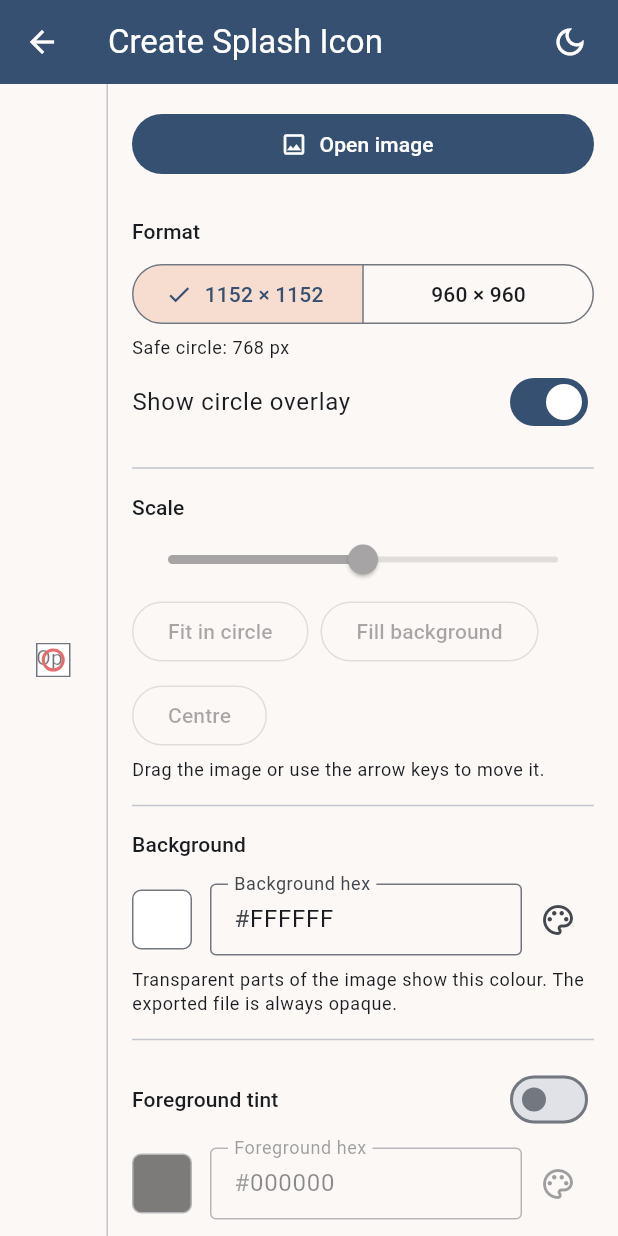
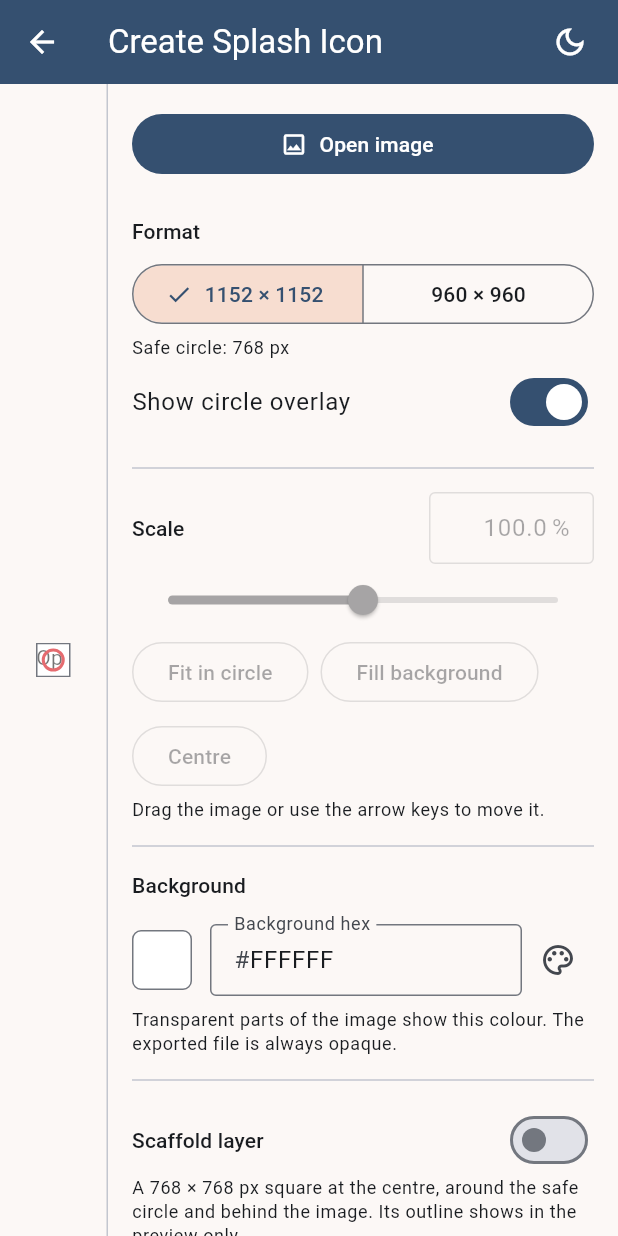
Before and after one commit to shibi/flutter_splash_gen_tool, a Flutter app: the screen it shows after launch, after a tap on "Create Splash Icon", on a phone screen of 412 x 824 dp. Run offline on Flutter 3.47's test engine with Material 3 defaults, Android fonts, the phone set to English and light mode, and no system bars; our stand-ins replace shared_preferences; missing offline and left inert: file_selector, flex_color_picker.

Commit message:
Scaffold layer, editable scale and copyright line
Start page: replace the centred developer credit with '©shibin.pr' in
the bottom right corner.

Editor: the scale percentage next to the slider is now an editable
field, kept within the slider limits.

Splash icons: optional scaffold layer, off by default. A fixed square
the size of the safe circle (768 or 640 px), centred, drawn between the
background and the image in the export. It can be transparent or any
opaque colour (picker or hex); the preview outlines its edge, and the
outline is never exported.

Co-Authored-By: Claude Opus 5.5 (1M context) <noreply@anthropic.com>
Claude-Session: https://claude.ai/code/session_01TNSTna5bkdABAmvBzjYaYY

```diff
--- a/lib/models/canvas_format.dart
+++ b/lib/models/canvas_format.dart
@@ -7,6 +7,7 @@ enum CanvasFormat {
     width: 1152,
     height: 1152,
     circleDiameter: 768,
+    scaffoldSize: 768,
     label: '1152 × 1152',
     fileName: 'splash_1152',
   ),
@@ -16,6 +17,7 @@ enum CanvasFormat {
     width: 960,
     height: 960,
     circleDiameter: 640,
+    scaffoldSize: 640,
     label: '960 × 960',
     fileName: 'splash_960',
   ),
@@ -54,6 +56,7 @@ enum CanvasFormat {
     this.allowsTransparentBackground = false,
     this.defaultMargins,
     this.squareGuide,
+    this.scaffoldSize,
   });
 
   static const splashFormats = [splashLarge, splashSmall];
@@ -84,6 +87,11 @@ enum CanvasFormat {
   /// Side of the centred rounded-square guide, or null for none. The circle
   /// guide, when there is one, sits inside it.
   final int? squareGuide;
+
+  /// Side of the optional centred scaffold square drawn between the
+  /// background and the image, or null when the format has no scaffold.
+  /// It encloses the safe circle exactly.
+  final int? scaffoldSize;
 
   /// Corner radius of [squareGuide], in output pixels.
   static const squareGuideRadius = 4.0;
--- a/lib/models/editor_state.dart
+++ b/lib/models/editor_state.dart
@@ -32,6 +32,9 @@ class EditorState extends ChangeNotifier {
   bool _showOverlay = true;
   bool _tintEnabled = false;
   Color _tintColor = const Color(0xFF000000);
+  bool _scaffoldEnabled = false;
+  bool _scaffoldTransparent = false;
+  Color _scaffoldColor = const Color(0xFFEAAC8B);
 
   CanvasFormat get format => _format;
   img.Image? get image => _image;
@@ -47,6 +50,27 @@ class EditorState extends ChangeNotifier {
   bool get showOverlay => _showOverlay;
   bool get tintEnabled => _tintEnabled;
   Color get tintColor => _tintColor;
+
+  /// Whether the format offers a scaffold layer at all.
+  bool get hasScaffold => _format.scaffoldSize != null;
+
+  /// True only when the user turned it on and the format has one.
+  bool get scaffoldEnabled => _scaffoldEnabled && hasScaffold;
+  bool get scaffoldTransparent => _scaffoldTransparent;
+  Color get scaffoldColor => _scaffoldColor;
+
+  /// The scaffold square in output pixels, centred on the canvas, or null
+  /// when it is off.
+  Rect? get scaffoldRect {
+    final size = _format.scaffoldSize;
+    if (!scaffoldEnabled || size == null) return null;
+    return Rect.fromCenter(
+      center: Offset(_format.width / 2, _format.height / 2),
+      width: size.toDouble(),
+      height: size.toDouble(),
+    );
+  }
+
   bool get hasImage => _image != null;
 
   /// Margins of the rectangle guide, or null when the format has none.
@@ -192,10 +216,32 @@ class EditorState extends ChangeNotifier {
     transparentBackground: transparentBackground,
     type: type,
     tintArgb: _tintEnabled ? _tintColor.toARGB32() : null,
+    // A transparent scaffold only shows its outline in the preview.
+    scaffoldArgb: scaffoldEnabled && !_scaffoldTransparent
+        ? _scaffoldColor.toARGB32()
+        : null,
   );
 
   void setTransparentBackground(bool transparent) {
     _transparentBackground = transparent;
+    notifyListeners();
+  }
+
+  void setScaffoldEnabled(bool enabled) {
+    _scaffoldEnabled = enabled;
+    notifyListeners();
+  }
+
+  void setScaffoldTransparent(bool transparent) {
+    _scaffoldTransparent = transparent;
+    notifyListeners();
+  }
+
+  /// The scaffold colour is always opaque; choosing one turns transparency
+  /// off.
+  void setScaffoldColor(Color color) {
+    _scaffoldColor = color.withAlpha(0xFF);
+    _scaffoldTransparent = false;
     notifyListeners();
   }
 
--- a/lib/services/splash_renderer.dart
+++ b/lib/services/splash_renderer.dart
@@ -28,6 +28,7 @@ class RenderRequest {
     required this.type,
     this.transparentBackground = false,
     this.tintArgb,
+    this.scaffoldArgb,
     this.jpegQuality = 95,
   });
 
@@ -46,6 +47,10 @@ class RenderRequest {
   /// When set, every pixel of the image takes this colour and keeps its own
   /// transparency, like a monochrome icon tint.
   final int? tintArgb;
+
+  /// When set, a solid square of this colour, [CanvasFormat.scaffoldSize]
+  /// wide, is drawn at the centre between the background and the image.
+  final int? scaffoldArgb;
 
   final int jpegQuality;
 }
@@ -70,6 +75,26 @@ img.Image renderSplash(RenderRequest r) {
         (r.backgroundArgb >> 16) & 0xFF,
         (r.backgroundArgb >> 8) & 0xFF,
         r.backgroundArgb & 0xFF,
+      ),
+    );
+  }
+
+  final scaffold = r.scaffoldArgb;
+  final scaffoldSize = r.format.scaffoldSize;
+  if (scaffold != null && scaffoldSize != null) {
+    final x = (canvasWidth - scaffoldSize) ~/ 2;
+    final y = (canvasHeight - scaffoldSize) ~/ 2;
+    img.fillRect(
+      canvas,
+      x1: x,
+      y1: y,
+      x2: x + scaffoldSize - 1,
+      y2: y + scaffoldSize - 1,
+      color: img.ColorRgba8(
+        (scaffold >> 16) & 0xFF,
+        (scaffold >> 8) & 0xFF,
+        scaffold & 0xFF,
+        255,
       ),
     );
   }
--- a/lib/ui/controls_panel.dart
+++ b/lib/ui/controls_panel.dart
@@ -70,6 +70,11 @@ class _ControlsPanelState extends State<ControlsPanel> {
     state.setBackgroundColor(
       await _pickColor(state.backgroundColor, 'Background colour'),
     );
+  }
+
+  Future<void> _pickScaffold(EditorState state) async {
+    final color = await _pickColor(state.scaffoldColor, 'Scaffold colour');
+    if (color != state.scaffoldColor) state.setScaffoldColor(color);
   }
 
   Future<void> _pickTint(EditorState state) async {
@@ -216,7 +221,14 @@ class _ControlsPanelState extends State<ControlsPanel> {
           children: [
             Text('Scale', style: theme.textTheme.titleSmall),
             const Spacer(),
-            Text(hasImage ? '${(state.scale * 100).toStringAsFixed(1)}%' : ''),
+            SizedBox(
+              width: 110,
+              child: _PercentField(
+                value: state.scale * 100,
+                enabled: hasImage,
+                onChanged: (percent) => state.setScale(percent / 100),
+              ),
+            ),
           ],
         ),
         Slider(
@@ -281,6 +293,39 @@ class _ControlsPanelState extends State<ControlsPanel> {
               : 'Transparent parts of the image show this colour. The exported file is always opaque.',
           style: theme.textTheme.bodySmall,
         ),
+        if (state.hasScaffold) ...[
+          const Divider(height: 32),
+          Row(
+            children: [
+              Text('Scaffold layer', style: theme.textTheme.titleSmall),
+              const Spacer(),
+              Switch(
+                value: state.scaffoldEnabled,
+                onChanged: state.setScaffoldEnabled,
+              ),
+            ],
+          ),
+          if (state.scaffoldEnabled) ...[
+            SwitchListTile(
+              contentPadding: EdgeInsets.zero,
+              title: const Text('Transparent scaffold'),
+              value: state.scaffoldTransparent,
+              onChanged: state.setScaffoldTransparent,
+            ),
+            _ColorTile(
+              label: 'Scaffold',
+              color: state.scaffoldColor,
+              enabled: !state.scaffoldTransparent,
+              onTap: () => _pickScaffold(state),
+              onHex: state.setScaffoldColor,
+            ),
+          ],
+          Text(
+            'A ${state.format.scaffoldSize} × ${state.format.scaffoldSize} px square at the centre, '
+            'around the safe circle and behind the image. Its outline shows in the preview only.',
+            style: theme.textTheme.bodySmall,
+          ),
+        ],
         const Divider(height: 32),
         Row(
           children: [
@@ -324,6 +369,85 @@ class _ControlsPanelState extends State<ControlsPanel> {
           const LinearProgressIndicator(),
         ],
       ],
+    );
+  }
+}
+
+/// Scale as an editable percentage. Applies as you type; the slider limits
+/// still hold, and the field shows the applied value when you leave it.
+class _PercentField extends StatefulWidget {
+  const _PercentField({
+    required this.value,
+    required this.enabled,
+    required this.onChanged,
+  });
+
+  final double value;
+  final bool enabled;
+  final ValueChanged<double> onChanged;
+
+  @override
+  State<_PercentField> createState() => _PercentFieldState();
+}
+
+class _PercentFieldState extends State<_PercentField> {
+  late final _controller = TextEditingController(text: _format(widget.value));
+  final _focus = FocusNode();
+
+  static String _format(double v) => v.toStringAsFixed(1);
+
+  @override
+  void initState() {
+    super.initState();
+    _focus.addListener(() {
+      if (!_focus.hasFocus) _sync();
+    });
+  }
+
+  @override
+  void didUpdateWidget(_PercentField oldWidget) {
+    super.didUpdateWidget(oldWidget);
+    // Follow the slider and the snap buttons, but don't rewrite what is
+    // being typed.
+    if (!_focus.hasFocus) _sync();
+  }
+
+  void _sync() {
+    final text = widget.enabled ? _format(widget.value) : '';
+    if (_controller.text != text) _controller.text = text;
+  }
+
+  void _apply(String text) {
+    final v = double.tryParse(text);
+    if (v != null && v > 0) widget.onChanged(v);
+  }
+
+  @override
+  void dispose() {
+    _controller.dispose();
+    _focus.dispose();
+    super.dispose();
+  }
+
+  @override
+  Widget build(BuildContext context) {
+    return TextField(
+      controller: _controller,
+      focusNode: _focus,
+      enabled: widget.enabled,
+      textAlign: TextAlign.end,
+      keyboardType: const TextInputType.numberWithOptions(decimal: true),
+      inputFormatters: [FilteringTextInputFormatter.allow(RegExp(r'[0-9.]'))],
+      decoration: const InputDecoration(
+        suffixText: '%',
+        isDense: true,
+        border: OutlineInputBorder(),
+      ),
+      onChanged: _apply,
+      onSubmitted: (text) {
+        _apply(text);
+        _sync();
+      },
     );
   }
 }
--- a/lib/ui/preview_canvas.dart
+++ b/lib/ui/preview_canvas.dart
@@ -50,6 +50,17 @@ class PreviewCanvas extends StatelessWidget {
                               ? const _Checkerboard()
                               : ColoredBox(color: state.backgroundColor),
                         ),
+                        if (state.scaffoldRect case final scaffold?
+                            when !state.scaffoldTransparent)
+                          // Scaffold layer: above the background, below the
+                          // image, exactly as it is exported.
+                          Positioned(
+                            left: scaffold.left * k,
+                            top: scaffold.top * k,
+                            width: scaffold.width * k,
+                            height: scaffold.height * k,
+                            child: ColoredBox(color: state.scaffoldColor),
+                          ),
                         if (image != null)
                           Positioned(
                             left:
@@ -85,6 +96,24 @@ class PreviewCanvas extends StatelessWidget {
                                             0.5
                                     ? Colors.black54
                                     : Colors.white70,
+                              ),
+                            ),
+                          ),
+                        if (state.scaffoldRect case final scaffold?)
+                          // Outline of the scaffold edge; preview only.
+                          Positioned(
+                            left: scaffold.left * k,
+                            top: scaffold.top * k,
+                            width: scaffold.width * k,
+                            height: scaffold.height * k,
+                            child: IgnorePointer(
+                              child: DecoratedBox(
+                                decoration: BoxDecoration(
+                                  border: Border.all(
+                                    color: Palette.plum,
+                                    width: 1.5,
+                                  ),
+                                ),
                               ),
                             ),
                           ),
--- a/lib/ui/start_screen.dart
+++ b/lib/ui/start_screen.dart
@@ -79,12 +79,15 @@ class StartScreen extends StatelessWidget {
                 ),
               ),
             ),
-            Padding(
-              padding: const EdgeInsets.only(bottom: 16),
-              child: Text(
-                'Developer: shibinpr',
-                style: theme.textTheme.bodySmall?.copyWith(
-                  color: theme.colorScheme.onSurfaceVariant,
+            Align(
+              alignment: Alignment.bottomRight,
+              child: Padding(
+                padding: const EdgeInsets.fromLTRB(16, 0, 16, 12),
+                child: Text(
+                  '©shibin.pr',
+                  style: theme.textTheme.bodySmall?.copyWith(
+                    color: theme.colorScheme.onSurfaceVariant,
+                  ),
                 ),
               ),
             ),
```
Also changed, not shown: 4 other files.
